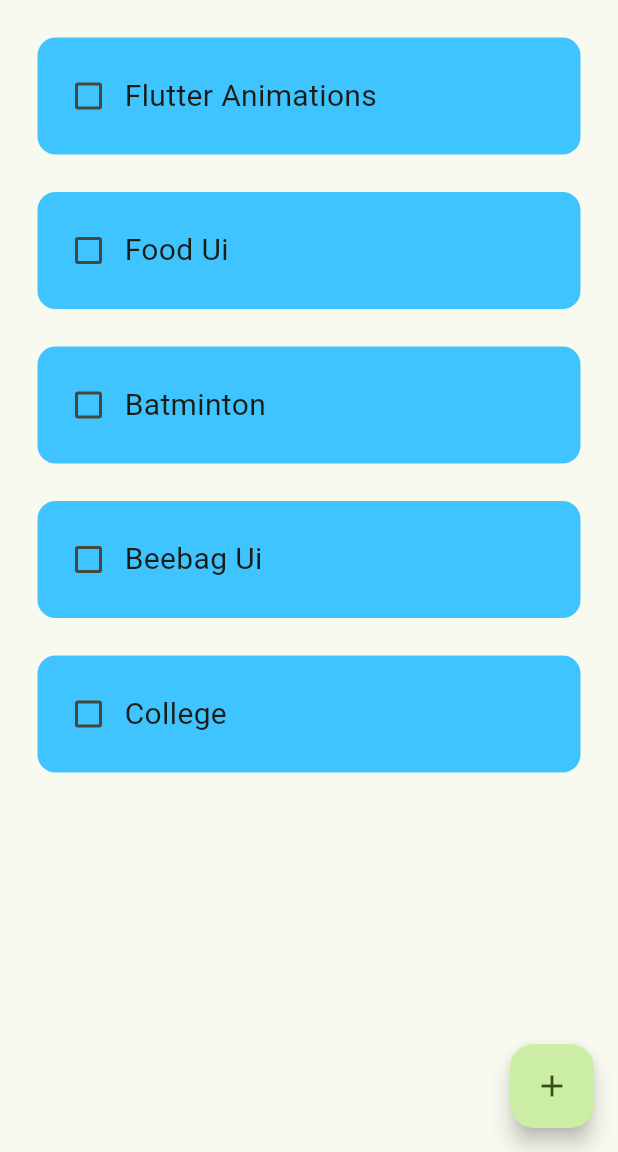
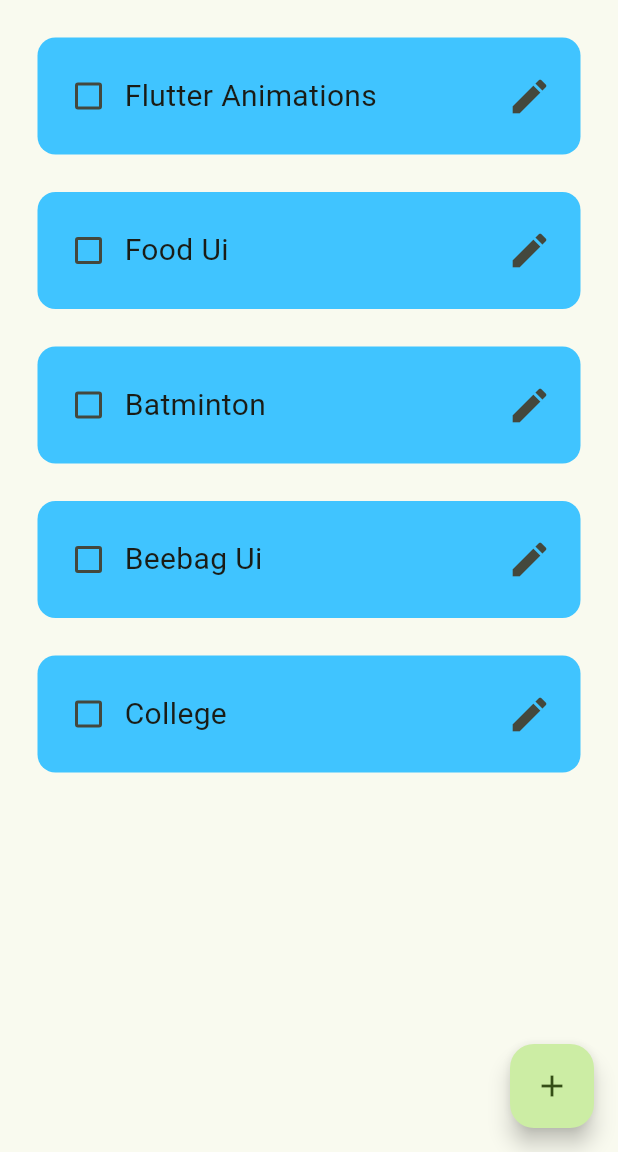
Before and after one commit to kishore-klassy/todoAPP, a Flutter app: the screen it shows after launch, on a phone screen of 412 x 824 dp, the part 84-1236 px from its top. Run offline on Flutter 3.47's test engine with Material 2 defaults, Android fonts, the phone set to English and light mode, and no system bars; drawn by our look-alikes of flutter_slidable.

```diff
--- a/lib/components/dialogbox.dart
+++ b/lib/components/dialogbox.dart
@@ -13,6 +13,7 @@ class DialogBox extends StatelessWidget {
       required this.controller,
       required this.onSave,
       required this.onCancel,
+
       })
       : super(key: key);
 
--- a/lib/components/todo_tile.dart
+++ b/lib/components/todo_tile.dart
@@ -1,17 +1,21 @@
 import 'package:flutter/material.dart';
 import 'package:flutter_slidable/flutter_slidable.dart';
+import 'package:todo/pages/homepage.dart';
 
 class TodoTile extends StatelessWidget {
   final String taskName;
   final bool taskCompleted;
   Function(bool?)? onChanged;
   Function(BuildContext)? deleteFunction;
+  Function(String)? editFunction;
+
   TodoTile(
       {super.key,
       required this.taskName,
       required this.taskCompleted,
       required this.onChanged,
-      required this.deleteFunction});
+      required this.deleteFunction,
+     required this.editFunction});
 
   @override
   Widget build(BuildContext context) {
@@ -24,7 +28,7 @@ class TodoTile extends StatelessWidget {
             icon: Icons.delete_forever,
             backgroundColor: Colors.red,
             borderRadius: BorderRadius.circular(12),
-          )
+          ),
         ]),
         child: Container(
           padding: EdgeInsets.symmetric(vertical: 15, horizontal: 10),
@@ -39,6 +43,11 @@ class TodoTile extends StatelessWidget {
                 taskName,
                 style: TextStyle(fontSize: 20),
               ),
+              Spacer(),
+              IconButton(
+                icon: Icon(Icons.edit, size: 30),
+                onPressed: () => editFunction!(taskName),
+              )
             ],
           ),
         ),
```
Also changed, not shown: lib/pages/homepage.dart (+25 -0 lines).
